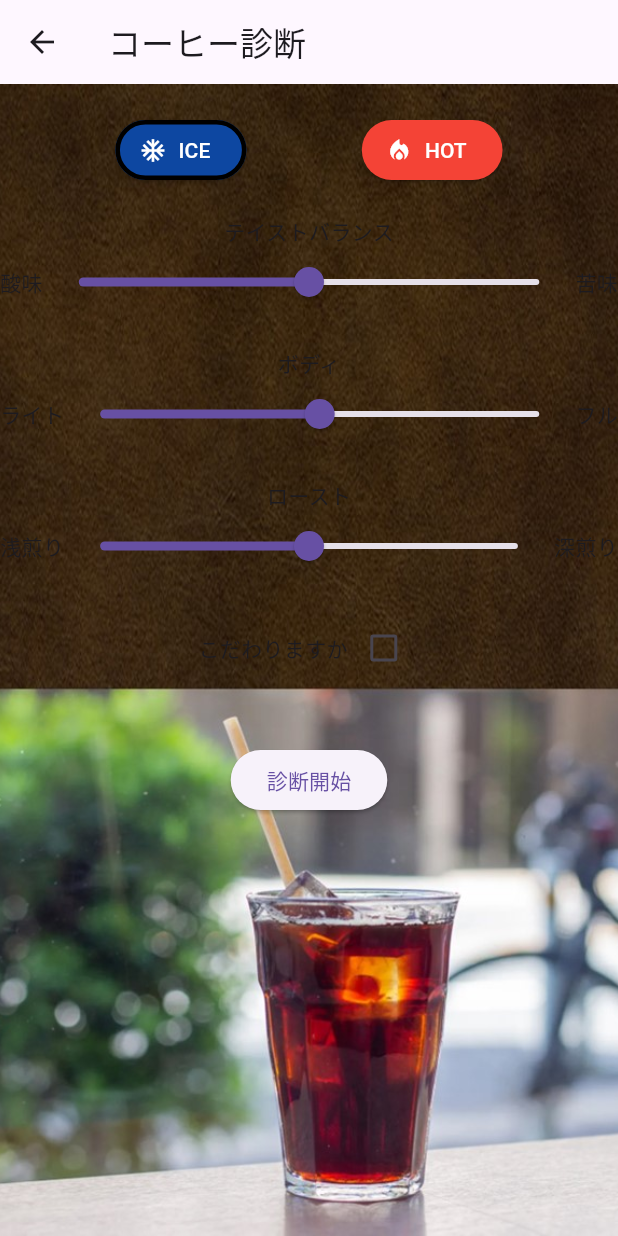
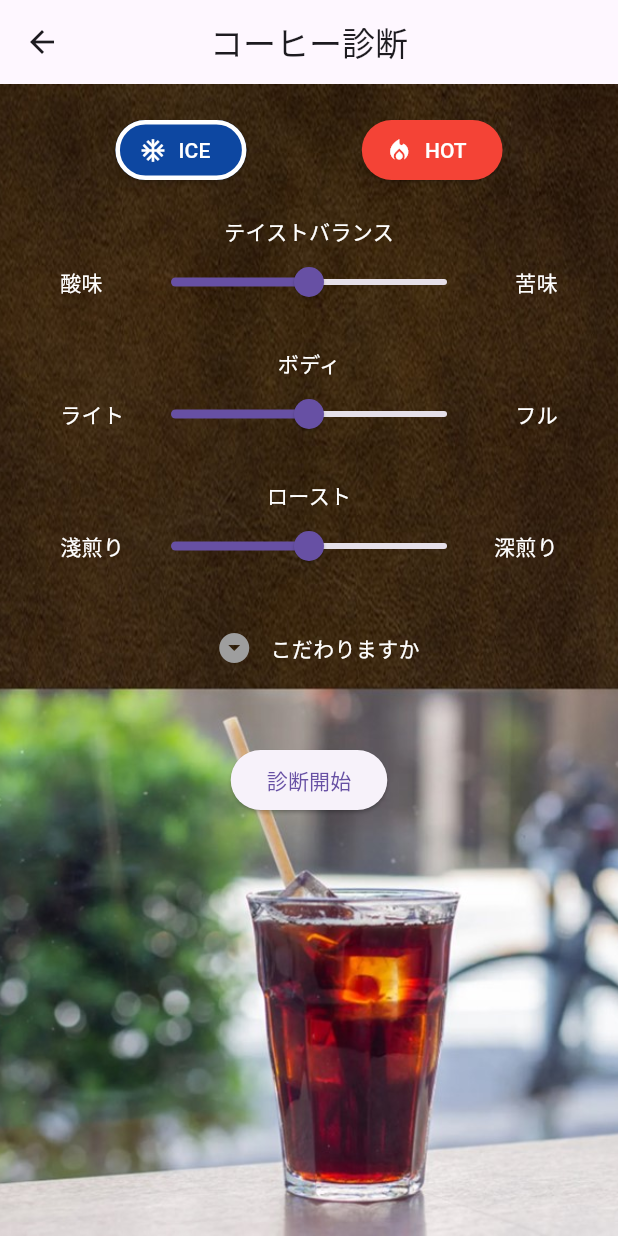
Before and after one commit to jphacks/hs_2408, a Flutter app: the SliderScreen screen opened directly, on a phone screen of 412 x 824 dp. Run offline on Flutter 3.47's test engine with Material 3 defaults, Android fonts, the phone set to English and light mode, and no system bars; our stand-ins replace flutter_dotenv.

Commit message:
no message

```diff
--- a/front/coffee/lib/main.dart
+++ b/front/coffee/lib/main.dart
@@ -37,7 +37,7 @@ class TopPage extends StatelessWidget {
           ),
           // コンテンツ（画像ボタン）
           Positioned(
-            top: 215, // 必要に応じて調整、値を小さくすると上に移動します
+            top: 190, // 必要に応じて調整、値を小さくすると上に移動します
             left: 0,
             right: 0,
             child: GestureDetector(
--- a/front/coffee/lib/screens/slider_screen.dart
+++ b/front/coffee/lib/screens/slider_screen.dart
@@ -75,7 +75,10 @@ class SliderScreenState extends State<SliderScreen> {
   @override
   Widget build(BuildContext context) {
     return Scaffold(
-      appBar: AppBar(title: const Text('コーヒー診断')),
+      appBar: AppBar(
+        title: const Text('コーヒー診断'),
+        centerTitle: true,
+      ),
       body: Stack(
         children: [
           // 背景画像
@@ -103,7 +106,7 @@ class SliderScreenState extends State<SliderScreen> {
                         backgroundColor: isIce ? Colors.blue[900] : Colors.blue,
                         foregroundColor: Colors.white,
                         side: isIce
-                            ? const BorderSide(color: Colors.black, width: 3)
+                            ? const BorderSide(color: Colors.white, width: 3)
                             : null,
                       ),
                       onPressed: () {
@@ -121,7 +124,7 @@ class SliderScreenState extends State<SliderScreen> {
                         foregroundColor: Colors.white,
                         side: isIce
                             ? null
-                            : const BorderSide(color: Colors.black, width: 3),
+                            : const BorderSide(color: Colors.white, width: 3),
                       ),
                       onPressed: () {
                         setState(() {
@@ -132,12 +135,27 @@ class SliderScreenState extends State<SliderScreen> {
                   ],
                 ),
                 const SizedBox(height: 20),
+
+                // スライダーを中央揃えにするコンテナ
+                Container(
+                  padding: const EdgeInsets.symmetric(horizontal: 40),
+                  child: Column(
+                    children: [
                       // テイストバランススライダー
-                const Text('テイストバランス'),
+                      const Text(
+                        'テイストバランス',
+                        style: TextStyle(color: Colors.white),
+                      ),
                       Row(
                         mainAxisAlignment: MainAxisAlignment.spaceBetween,
                         children: [
-                    const Text('酸味'),
+                          const SizedBox(
+                            width: 50, // 酸味テキストの幅を固定
+                            child: Text(
+                              '酸味',
+                              style: TextStyle(color: Colors.white),
+                            ),
+                          ),
                           Expanded(
                             child: Slider(
                               value: sliderValue1.toDouble(),
@@ -151,17 +169,33 @@ class SliderScreenState extends State<SliderScreen> {
                               },
                             ),
                           ),
-                    const Text('苦味'),
+                          const SizedBox(
+                            width: 50, // 苦味テキストの幅を固定
+                            child: Text(
+                              '苦味',
+                              style: TextStyle(color: Colors.white),
+                              textAlign: TextAlign.right,
+                            ),
+                          ),
                         ],
                       ),
                       const SizedBox(height: 20),
 
                       // ボディスライダー
-                const Text('ボディ'),
+                      const Text(
+                        'ボディ',
+                        style: TextStyle(color: Colors.white),
+                      ),
                       Row(
                         mainAxisAlignment: MainAxisAlignment.spaceBetween,
                         children: [
-                    const Text('ライト'),
+                          const SizedBox(
+                            width: 50, // ライトテキストの幅を固定
+                            child: Text(
+                              'ライト',
+                              style: TextStyle(color: Colors.white),
+                            ),
+                          ),
                           Expanded(
                             child: Slider(
                               value: sliderValue2.toDouble(),
@@ -175,17 +209,33 @@ class SliderScreenState extends State<SliderScreen> {
                               },
                             ),
                           ),
-                    const Text('フル'),
+                          const SizedBox(
+                            width: 50, // フルテキストの幅を固定
+                            child: Text(
+                              'フル',
+                              style: TextStyle(color: Colors.white),
+                              textAlign: TextAlign.right,
+                            ),
+                          ),
                         ],
                       ),
                       const SizedBox(height: 20),
 
                       // ローストスライダー
-                const Text('ロースト'),
+                      const Text(
+                        'ロースト',
+                        style: TextStyle(color: Colors.white),
+                      ),
                       Row(
                         mainAxisAlignment: MainAxisAlignment.spaceBetween,
                         children: [
-                    const Text('浅煎り'),
+                          const SizedBox(
+                            width: 50, // 淺煎りテキストの幅を固定
+                            child: Text(
+                              '淺煎り',
+                              style: TextStyle(color: Colors.white),
+                            ),
+                          ),
                           Expanded(
                             child: Slider(
                               value: sliderValue3.toDouble(),
@@ -199,8 +249,18 @@ class SliderScreenState extends State<SliderScreen> {
                               },
                             ),
                           ),
-                    const Text('深煎り'),
+                          const SizedBox(
+                            width: 50, // 深煎りテキストの幅を固定
+                            child: Text(
+                              '深煎り',
+                              style: TextStyle(color: Colors.white),
+                              textAlign: TextAlign.right,
+                            ),
+                          ),
                         ],
+                      ),
+                    ],
+                  ),
                 ),
                 const SizedBox(height: 20),
 
@@ -208,14 +268,22 @@ class SliderScreenState extends State<SliderScreen> {
                 Row(
                   mainAxisAlignment: MainAxisAlignment.center,
                   children: [
-                    const Text('こだわりますか'),
-                    Checkbox(
-                      value: isPro,
-                      onChanged: (value) {
+                    IconButton(
+                      icon: Icon(
+                        isPro
+                            ? Icons.arrow_drop_down_circle
+                            : Icons.arrow_drop_down_circle, // 条件に応じたアイコン表示
+                        color: isPro ? Colors.green : Colors.grey,
+                      ),
+                      onPressed: () {
                         setState(() {
-                          isPro = value!;
+                          isPro = !isPro; // ボタンが押されたときに状態を反転
                         });
                       },
+                    ),
+                    const Text(
+                      'こだわりますか',
+                      style: TextStyle(color: Colors.white),
                     ),
                   ],
                 ),
@@ -230,7 +298,8 @@ class SliderScreenState extends State<SliderScreen> {
                     children: category.map((tag) {
                       final isSelected = selectedCategory.contains(tag);
                       return InkWell(
-                        borderRadius: const BorderRadius.all(Radius.circular(32)),
+                        borderRadius:
+                            const BorderRadius.all(Radius.circular(32)),
                         onTap: () {
                           setState(() {
                             if (isSelected) {
```
Also changed, not shown: front/coffee/images/top_background.png. Lines whose indentation alone changed are shown as unchanged.
